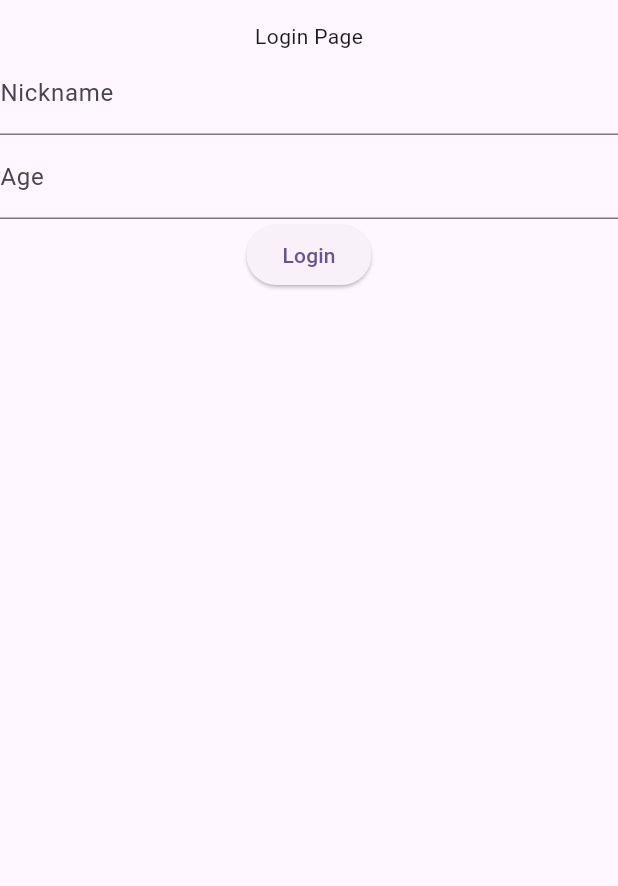
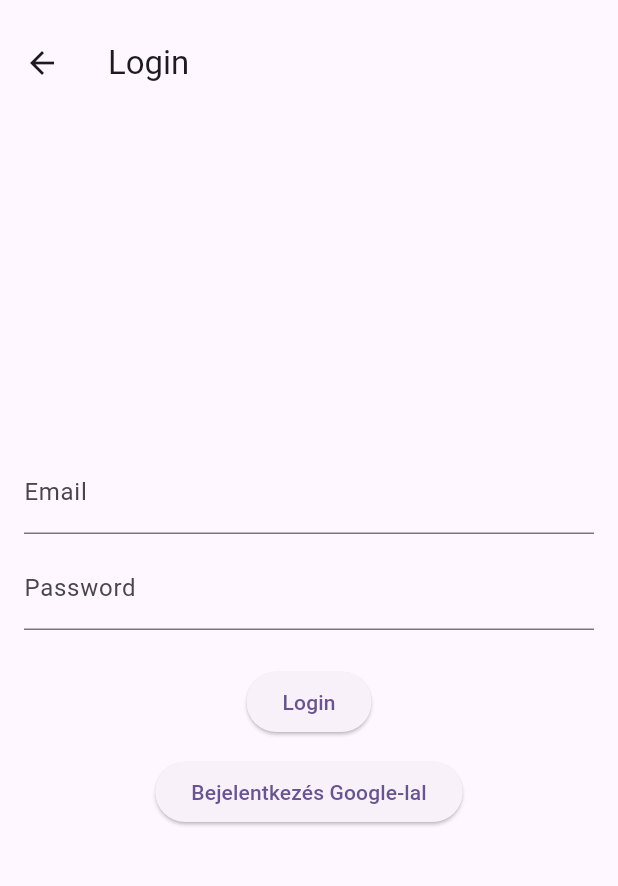
Before and after one commit to csakos05/fitnessMobileApp, a Flutter app: the screen it shows after launch, after a tap on "goToLogin", on a phone screen of 412 x 824 dp, the part 63-949 px from its top. Run offline on Flutter 3.47's test engine with Material 3 defaults, Android fonts, the phone set to English and light mode, and no system bars; our stand-ins replace cloud_firestore, equatable, firebase_auth, firebase_core, flutter_bloc, get_it and 3 more; accounts and stored records are empty; network calls fail; statements that could not run were skipped.

Commit message:
add google auth provider

```diff
--- a/fitt_app/lib/features/authentication/domain/interactor/auth_interactor.dart
+++ b/fitt_app/lib/features/authentication/domain/interactor/profile_interactor.dart
@@ -1,13 +1,12 @@
 import 'package:fitt_app/features/authentication/domain/model/user_profile_model.dart';
 import 'package:fitt_app/features/authentication/domain/repository/user_firebase_repository.dart';
 
-class AuthInteractor {
+class ProfileInteractor {
   final UserFirebaseRepository _firebaseRepository = UserFirebaseRepository();
   Future<void>  createProfile({required UserProfileModel userProfile}) async {
     // Here you would typically interact with a repository or service to handle
     // the profile creation logic, such as saving to a database or making an API call.
     // For this example, we'll just print the user profile details.
-    print('Creating profile for: ${userProfile.username}, Age: ${userProfile.age}');
     await _firebaseRepository.create(userProfile.userId, userProfile);
 
   }
--- a/fitt_app/lib/features/authentication/domain/model/user_profile_model.dart
+++ b/fitt_app/lib/features/authentication/domain/model/user_profile_model.dart
@@ -1,27 +1,27 @@
 class UserProfileModel {
   final String userId;
-  final String username;
-  final int age;
+  final String userEmail;
+  final DateTime createdAt;
 
   UserProfileModel({
     required this.userId,
-    required this.username,
-    required this.age,
+    required this.userEmail,
+    required this.createdAt,
   });
 
   factory UserProfileModel.fromJson(Map<String, dynamic> json) {
     return UserProfileModel(
       userId: json['userId'],
-      username: json['username'],
-      age: json['age'],
+      userEmail: json['userEmail'],
+      createdAt: DateTime.parse(json['createdAt'])
     );
   }
 
   Map<String, dynamic> toJson() {
     return {
       'userId': userId,
-      'username': username,
-      'age': age,
+      'userEmail': userEmail,
+      'createdAt': createdAt.toIso8601String(),
     };
   }
 }
--- a/fitt_app/lib/features/authentication/domain/service/auth_service.dart
+++ b/fitt_app/lib/features/authentication/domain/service/auth_service.dart
@@ -0,0 +1,53 @@
+import 'package:firebase_auth/firebase_auth.dart';
+import 'package:google_sign_in/google_sign_in.dart';
+
+class AuthService {
+  final FirebaseAuth _firebaseAuth;
+  final GoogleSignIn _googleSignIn;
+
+  AuthService({FirebaseAuth? firebaseAuth, GoogleSignIn? googleSignIn})
+      : _firebaseAuth = firebaseAuth ?? FirebaseAuth.instance,
+        _googleSignIn = googleSignIn ?? GoogleSignIn.instance;
+
+  User ? get currentUser => _firebaseAuth.currentUser;
+
+  Future<User?> signInWithEmailAndPassword(String email, String password) async {
+    try {
+      final userCredential = await _firebaseAuth.signInWithEmailAndPassword(
+        email: email,
+        password: password,
+      );
+      return userCredential.user;
+    } on FirebaseAuthException {
+      // Handle specific Firebase exceptions if needed
+      rethrow;
+    }
+  }
+
+  Future<User?> signInWithGoogle() async {
+    try {
+      final GoogleSignInAccount? googleUser = await _googleSignIn.authenticate();
+      if (googleUser == null) {
+        // The user canceled the sign-in
+        return null;
+      }
+
+      final GoogleSignInAuthentication googleAuth =  googleUser.authentication;
+      final AuthCredential credential = GoogleAuthProvider.credential(
+        accessToken: googleAuth.idToken,
+        idToken: googleAuth.idToken,
+      );
+
+      final userCredential = await _firebaseAuth.signInWithCredential(credential);
+      return userCredential.user;
+    } catch (e) {
+      print('Error during Google sign-in: $e');
+      rethrow;
+    }
+  }
+
+  Future<void> signOut() async {
+    await _googleSignIn.signOut();
+    await _firebaseAuth.signOut();
+  }
+}
--- a/fitt_app/lib/features/authentication/view/logic/auth_bloc.dart
+++ /dev/null
@@ -1,25 +0,0 @@
-import 'package:equatable/equatable.dart';
-import 'package:fitt_app/features/authentication/domain/interactor/auth_interactor.dart';
-import 'package:flutter_bloc/flutter_bloc.dart';
-
-import '../../domain/model/user_profile_model.dart';
-
-part 'auth_event.dart';
-part 'auth_state.dart';
-
-class AuthBloc extends Bloc<AuthEvent, AuthState> {
-  final AuthInteractor _authInteractor = AuthInteractor();
-
-  AuthBloc() : super(AuthInitial()) {
-    on<ProfileCreate>((event, emit) async {
-      emit(AuthLoading());
-      // Simulate a delay for authentication process
-      await Future.delayed(const Duration(seconds: 2));
-      // After "authentication", emit Authenticated state
-      await _authInteractor.createProfile(
-        userProfile: UserProfileModel(username: event.nickname, age: event.age, userId: 'useridfirsttest')
-      );
-      emit(ProfileCreatedSuccess(nickname: event.nickname, age: event.age));
-    });
-  }
-}
--- /dev/null
+++ b/fitt_app/lib/features/authentication/view/login/logic/login_event.dart
@@ -0,0 +1,22 @@
+part of 'login_bloc.dart';
+
+abstract class LoginEvent extends Equatable {
+  const LoginEvent();
+
+  @override
+  List<Object> get props => [];
+}
+
+class LoginWithEmailAndPasswordRequested extends LoginEvent {
+  final String email;
+  final String password;
+
+  const LoginWithEmailAndPasswordRequested({required this.email, required this.password});
+
+  @override
+  List<Object> get props => [email, password];
+}
+
+class LoginWithGoogleRequested extends LoginEvent {
+  const LoginWithGoogleRequested();
+}
--- /dev/null
+++ b/fitt_app/lib/features/authentication/view/login/logic/login_state.dart
@@ -0,0 +1,23 @@
+part of 'login_bloc.dart';
+
+abstract class LoginState extends Equatable {
+  const LoginState();
+
+  @override
+  List<Object> get props => [];
+}
+
+class LoginInitial extends LoginState {}
+
+class LoginLoading extends LoginState {}
+
+class LoginSuccess extends LoginState {}
+
+class LoginFailure extends LoginState {
+  final String error;
+
+  const LoginFailure({required this.error});
+
+  @override
+  List<Object> get props => [error];
+}
--- /dev/null
+++ b/fitt_app/lib/features/authentication/view/login/login_page.dart
@@ -0,0 +1,89 @@
+import 'package:flutter/material.dart';
+import 'package:flutter_bloc/flutter_bloc.dart';
+import 'logic/login_bloc.dart';
+
+
+class LoginPage extends StatefulWidget {
+  const LoginPage({super.key});
+
+  @override
+  State<LoginPage> createState() => _LoginPageState();
+}
+
+class _LoginPageState extends State<LoginPage> {
+  final _emailController = TextEditingController();
+  final _passwordController = TextEditingController();
+
+  @override
+  void dispose() {
+    _emailController.dispose();
+    _passwordController.dispose();
+    super.dispose();
+  }
+
+  @override
+  Widget build(BuildContext context) {
+    return Scaffold(
+      appBar: AppBar(title: const Text('Login')),
+      body: BlocConsumer<LoginBloc, LoginState>(
+        listener: (context, state) {
+          if (state is LoginSuccess) {
+            ScaffoldMessenger.of(context).showSnackBar(
+              const SnackBar(content: Text('Login Successful!')),
+            );
+            // Navigate to home page
+            // Navigator.of(context).pushReplacementNamed('/home');
+          } else if (state is LoginFailure) {
+            ScaffoldMessenger.of(context).showSnackBar(
+              SnackBar(content: Text('Login Failed: ${state.error}')),
+            );
+          }
+        },
+        builder: (context, state) {
+          return Padding(
+            padding: const EdgeInsets.all(16.0),
+            child: Column(
+              mainAxisAlignment: MainAxisAlignment.center,
+              children: [
+                TextField(
+                  controller: _emailController,
+                  decoration: const InputDecoration(labelText: 'Email'),
+                  keyboardType: TextInputType.emailAddress,
+                ),
+                const SizedBox(height: 8),
+                TextField(
+                  controller: _passwordController,
+                  decoration: const InputDecoration(labelText: 'Password'),
+                  obscureText: true,
+                ),
+                const SizedBox(height: 24),
+                if (state is LoginLoading)
+                  const CircularProgressIndicator()
+                else ...[
+                  ElevatedButton(
+                    onPressed: () {
+                      context.read<LoginBloc>().add(
+                            LoginWithEmailAndPasswordRequested(
+                              email: _emailController.text,
+                              password: _passwordController.text,
+                            ),
+                          );
+                    },
+                    child: const Text('Login'),
+                  ),
+                  const SizedBox(height: 12),
+                  ElevatedButton(
+                    onPressed: () {
+                      context.read<LoginBloc>().add(const LoginWithGoogleRequested());
+                    },
+                    child: const Text('Bejelentkezés Google-lal'),
+                  ),
+                ]
+              ],
+            ),
+          );
+        },
+      ),
+    );
+  }
+}
--- /dev/null
+++ b/fitt_app/lib/features/authentication/view/login/login_scaffold.dart
@@ -0,0 +1,22 @@
+import 'package:flutter/material.dart';
+import 'package:flutter_bloc/flutter_bloc.dart';
+
+import 'logic/login_bloc.dart';
+import 'login_page.dart';
+
+class LoginScaffold extends StatelessWidget {
+  const LoginScaffold({super.key});
+
+  @override
+  Widget build(BuildContext context) {
+    return BlocProvider(
+      create: (context) => LoginBloc(),
+      child: Scaffold(
+        appBar: AppBar(
+          title: const Text('Login Scaffold'),
+        ),
+        body: LoginPage(),
+      ),
+    );
+  }
+}
--- a/fitt_app/lib/features/authentication/view/logic/auth_event.dart
+++ b/fitt_app/lib/features/authentication/view/profile/logic/profile_event.dart
@@ -1,4 +1,4 @@
-part of 'auth_bloc.dart';
+part of 'profile_bloc.dart';
 
 sealed class AuthEvent extends Equatable {
   const AuthEvent();
--- a/fitt_app/lib/features/authentication/view/logic/auth_state.dart
+++ b/fitt_app/lib/features/authentication/view/profile/logic/profile_state.dart
@@ -1,15 +1,15 @@
-part of 'auth_bloc.dart';
+part of 'profile_bloc.dart';
 
 sealed class AuthState extends Equatable {
   const AuthState();
 }
 
-final class AuthInitial extends AuthState {
+final class ProfileInitial extends AuthState {
   @override
   List<Object> get props => [];
 }
 
-final class AuthLoading extends AuthState {
+final class ProfileLoading extends AuthState {
   @override
   List<Object> get props => [];
 }
--- a/fitt_app/lib/features/authentication/view/profile_page.dart
+++ b/fitt_app/lib/features/authentication/view/profile/profile_page.dart
@@ -2,7 +2,7 @@ import 'package:fitt_app/index.dart';
 import 'package:flutter/material.dart';
 import 'package:flutter_bloc/flutter_bloc.dart';
 
-import 'logic/auth_bloc.dart';
+import 'logic/profile_bloc.dart';
 
 class ProfilePage extends StatefulWidget {
   const ProfilePage({super.key});
@@ -20,7 +20,7 @@ class _ProfilePageState extends State<ProfilePage> {
     final AppNavigationService navigationService = AppNavigationService.of(
       context,
     );
-    return BlocListener<AuthBloc, AuthState>(
+    return BlocListener<ProfileBloc, AuthState>(
       listener: (context, state) {
         if (state is ProfileCreatedSuccess) {
           navigationService.goToTest();
@@ -53,7 +53,7 @@ class _ProfilePageState extends State<ProfilePage> {
 
           ElevatedButton(
             onPressed: () {
-              context.read<AuthBloc>().add(
+              context.read<ProfileBloc>().add(
                 ProfileCreate(nickname: nickName, age: age),
               );
             },
--- a/fitt_app/lib/features/authentication/view/profile_scaffold.dart
+++ b/fitt_app/lib/features/authentication/view/profile/profile_scaffold.dart
@@ -1,8 +1,8 @@
-import 'package:fitt_app/features/authentication/view/profile_page.dart';
+import 'package:fitt_app/features/authentication/view/profile/profile_page.dart';
 import 'package:flutter/material.dart';
 import 'package:flutter_bloc/flutter_bloc.dart';
 
-import 'logic/auth_bloc.dart';
+import 'logic/profile_bloc.dart';
 
 class ProfileScaffold extends StatelessWidget {
   const ProfileScaffold({super.key});
@@ -10,7 +10,7 @@ class ProfileScaffold extends StatelessWidget {
   @override
   Widget build(BuildContext context) {
     return BlocProvider(
-      create: (context) => AuthBloc(),
+      create: (context) => ProfileBloc(),
       child: Scaffold(
         appBar: AppBar(
           title: const Text('Login Scaffold'),
--- a/fitt_app/lib/infrastructure/routes/navigation_routes.dart
+++ b/fitt_app/lib/infrastructure/routes/navigation_routes.dart
@@ -1,5 +1,6 @@
 enum NavigationRoutes {
   home,
   test,
+  profilePage,
   loginPage
 }
--- a/fitt_app/lib/infrastructure/routes/navigation_service.dart
+++ b/fitt_app/lib/infrastructure/routes/navigation_service.dart
@@ -24,6 +24,10 @@ class AppNavigationService {
     goToRoute(route: NavigationRoutes.test);
   }
 
+  void goToProfile() {
+    goToRoute(route: NavigationRoutes.profilePage);
+  }
+
   void goToLogin() {
     goToRoute(route: NavigationRoutes.loginPage);
   }
--- a/fitt_app/lib/infrastructure/routes/routes.dart
+++ b/fitt_app/lib/infrastructure/routes/routes.dart
@@ -3,7 +3,8 @@ import 'package:fitt_app/infrastructure/routes/top_level_redirect_handler.dart';
 import 'package:flutter/material.dart';
 import 'package:go_router/go_router.dart';
 import 'package:fitt_app/index.dart';
-import '../../features/authentication/view/profile_scaffold.dart';
+import '../../features/authentication/view/login/login_scaffold.dart';
+import '../../features/authentication/view/profile/profile_scaffold.dart';
 
 GoRouter createRouterConfiguration() => GoRouter(
   redirect: topLevelRedirectHandler,
@@ -18,6 +19,12 @@ GoRouter createRouterConfiguration() => GoRouter(
         GoRoute(
           path: '/${NavigationRoutes.loginPage.name}',
           builder: (context, state) {
+            return LoginScaffold();
+          },
+        ),
+        GoRoute(
+          path: '/${NavigationRoutes.profilePage.name}',
+          builder: (context, state) {
             return const ProfileScaffold();
           },
         ),
--- a/fitt_app/lib/main.dart
+++ b/fitt_app/lib/main.dart
@@ -154,6 +154,14 @@ class _MyHomePageState extends State<MyHomePage> {
               },
               child: Text('goToLogin'),
             ),
+            ElevatedButton(
+              onPressed: () {
+                final AppNavigationService navigationService =
+                AppNavigationService.of(context);
+                navigationService.goToProfile();
+              },
+              child: Text('goToLogin'),
+            ),
           ],
         ),
       ),
--- a/fitt_app/pubspec.yaml
+++ b/fitt_app/pubspec.yaml
@@ -43,6 +43,8 @@ dependencies:
   equatable: ^2.0.7
   flutter_bloc: ^9.1.1
   cloud_firestore: ^6.0.2
+  firebase_auth: ^6.1.0
+  google_sign_in: ^7.2.0
 
 dev_dependencies:
   flutter_test:
```
Also changed, not shown: fitt_app/lib/features/authentication/view/login/logic/login_bloc.dart (added, +48 -0 lines), fitt_app/lib/features/authentication/view/profile/logic/profile_bloc.dart (added, +21 -0 lines), fitt_app/pubspec.lock, 3 other files.
